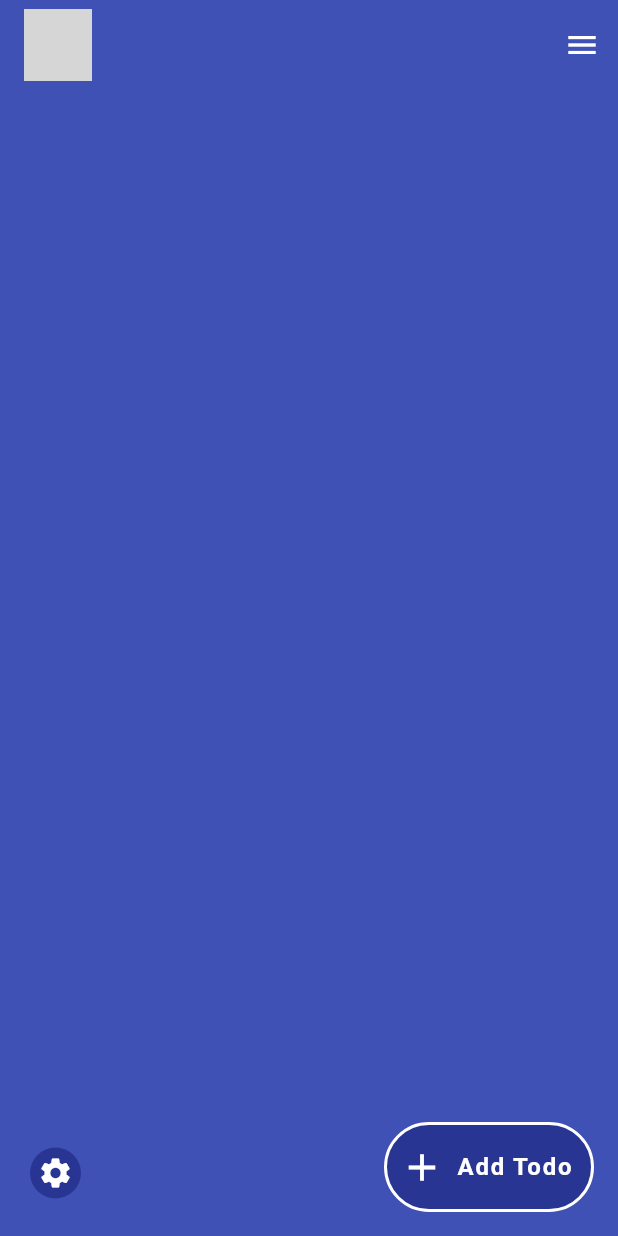
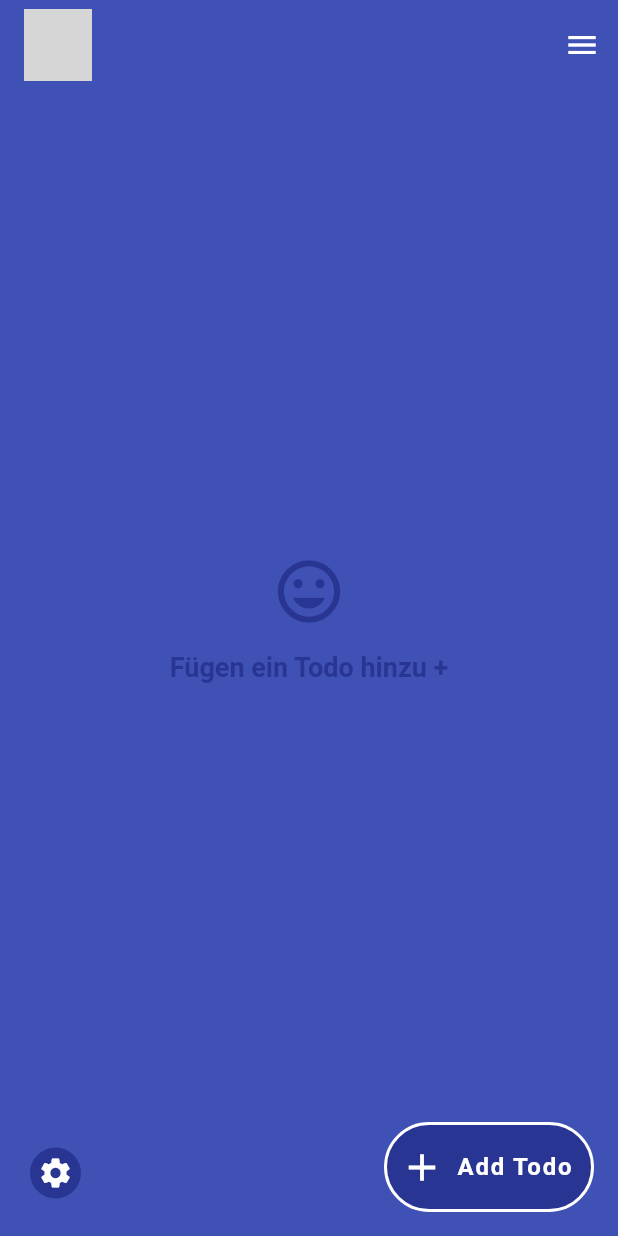
Before and after one commit to AdrianGroh306/todo_listo, a Flutter app: the screen it shows once a user with an empty profile is signed in, on a phone screen of 412 x 824 dp. Run offline on Flutter 3.47's test engine with Material 2 defaults, Android fonts, the phone set to English and light mode, and no system bars; our stand-ins replace auto_size_text, cloud_firestore, firebase_auth, firebase_core, flutter_slidable, google_sign_in; missing offline and left inert: circle_progress_bar; accounts and stored records are empty; grey boxes are pictures that could not be loaded.

Commit message:
No Todo in List message

```diff
--- a/lib/pages/homepage.dart
+++ b/lib/pages/homepage.dart
@@ -437,7 +437,29 @@ class _MyHomePageState extends State<MyHomePage> {
         children: [
           Container(
             color: Theme.of(context).colorScheme.background,
-            child: ListView.builder(
+            child: _todos.isEmpty
+                ? Center(
+              child: Column(
+                mainAxisAlignment: MainAxisAlignment.center,
+                children: [
+                  Icon(
+                    Icons.tag_faces, // Ändern Sie dies auf das gewünschte Icon
+                    size: 50,
+                    color: Theme.of(context).colorScheme.primary,
+                  ),
+                  const SizedBox(height: 15),
+                  Text(
+                    "Fügen ein Todo hinzu +",
+                    style: TextStyle(
+                      fontSize: 18,
+                      fontWeight: FontWeight.bold,
+                      color: Theme.of(context).colorScheme.primary,
+                    ),
+                  ),
+                ],
+              ),
+            )
+                : ListView.builder(
               itemCount: _todos.length,
               itemBuilder: (context, index) {
                 final task = _todos[index];
@@ -459,6 +481,7 @@ class _MyHomePageState extends State<MyHomePage> {
                 );
               },
             ),
+
           ),
           Positioned(
             bottom: 20, // Adjust the position as needed
```
